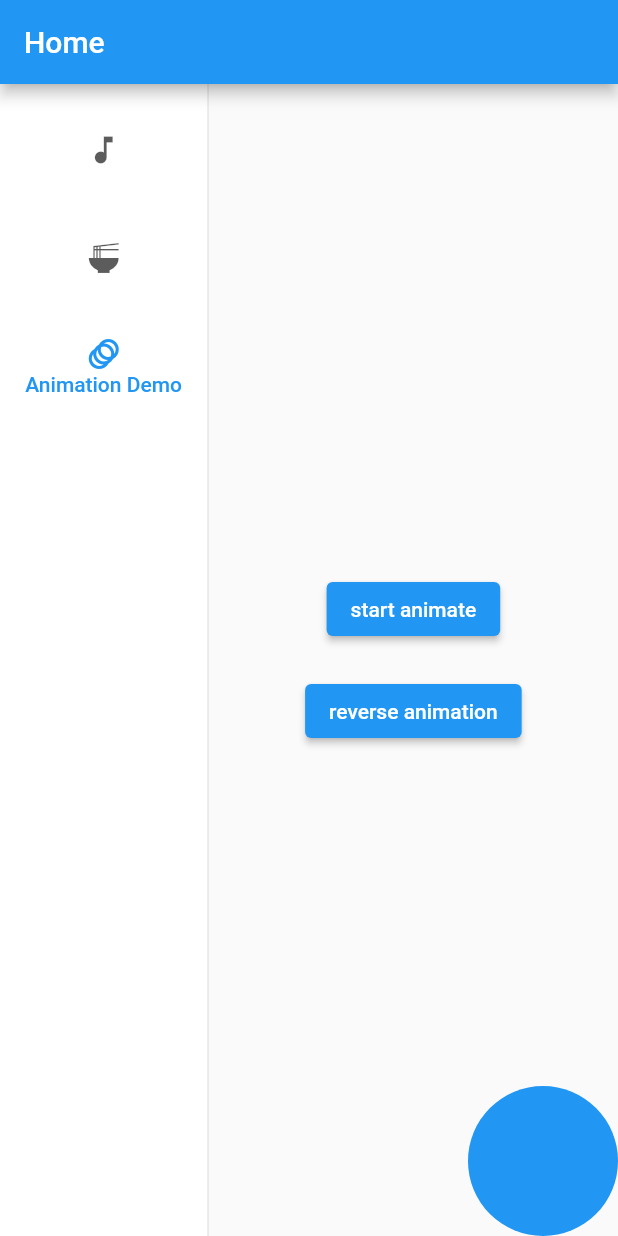
After one commit to jinyongnan810/flutter-practice, a Flutter app: the screen it shows after launch, after a tap on "Test Widgets Demo", after a tap on "Animation Demo", after a tap on "start animate", on a phone screen of 412 x 824 dp. The commit adds this screen. Run offline on Flutter 3.47's test engine with Material 2 defaults, Android fonts, the phone set to English and light mode, and no system bars; our stand-ins replace audioplayers, flutter_riverpod, freezed_annotation.

Commit message:
basic animation with AnimationBuilder

```diff
--- /dev/null
+++ b/lib/demos/animation-demo.dart
@@ -0,0 +1,151 @@
+import 'dart:ui';
+
+import 'package:flutter/foundation.dart';
+import 'package:flutter/material.dart';
+import 'package:flutter_practice/shared/demo-widget.dart';
+
+class AnimationDemo extends StatefulWidget implements DemoWidget {
+  const AnimationDemo({Key? key}) : super(key: key);
+  static const String _title = 'Animation Demo';
+  static const String _description = 'Practice Animation related';
+
+  @override
+  State<AnimationDemo> createState() => _AnimationDemoState();
+  @override
+  String get title => AnimationDemo._title;
+
+  @override
+  String get description => AnimationDemo._description;
+
+  @override
+  Icon get icon => const Icon(Icons.animation);
+}
+
+class _AnimationDemoState extends State<AnimationDemo>
+    with TickerProviderStateMixin {
+  late final AnimationController _edgeBallAnimationController;
+  bool _showEdgeBall = false;
+  @override
+  void initState() {
+    super.initState();
+    _edgeBallAnimationController = AnimationController(
+      vsync: this,
+      duration: const Duration(milliseconds: 500),
+      reverseDuration: const Duration(milliseconds: 400),
+    );
+  }
+
+  @override
+  void dispose() {
+    _edgeBallAnimationController.dispose();
+    super.dispose();
+  }
+
+  @override
+  Widget build(BuildContext context) {
+    const ballSize = 100.0;
+    final edgeBall = Container(
+      width: ballSize,
+      height: ballSize,
+      decoration: BoxDecoration(
+        color: Theme.of(context).primaryColor,
+        shape: BoxShape.circle,
+      ),
+    );
+    return LayoutBuilder(builder: (context, constraint) {
+      return Stack(
+        children: [
+          _showEdgeBall
+              ?
+              // Positioned(left: 0, top: 0, child: edgeBall)
+              _AnimatedWidget(
+                  controller: _edgeBallAnimationController,
+                  origin: Offset.zero,
+                  position: Offset.zero.translate(
+                      constraint.maxWidth - ballSize,
+                      constraint.maxHeight - ballSize),
+                  size: ballSize,
+                  child: edgeBall)
+              : Container(),
+          Center(
+            child: Column(
+              mainAxisAlignment: MainAxisAlignment.center,
+              children: [
+                ElevatedButton(
+                    onPressed: () {
+                      setState(() {
+                        _showEdgeBall = true;
+                      });
+                      _edgeBallAnimationController.forward();
+                    },
+                    child: const Text('start animate')),
+                const SizedBox(
+                  height: 20,
+                ),
+                ElevatedButton(
+                    onPressed: () {
+                      _edgeBallAnimationController.reverse(from: 1).then((_) {
+                        setState(() {
+                          _showEdgeBall = false;
+                        });
+                      });
+                    },
+                    child: const Text('reverse animation')),
+              ],
+            ),
+          ),
+        ],
+      );
+    });
+  }
+}
+
+class _AnimatedWidget extends StatelessWidget {
+  const _AnimatedWidget({
+    required this.controller,
+    required this.origin,
+    required this.position,
+    required this.size,
+    required this.child,
+  });
+
+  final AnimationController controller;
+  final Offset origin;
+  final Offset position;
+  final double size;
+  final Widget child;
+
+  @override
+  Widget build(BuildContext context) {
+    final animation = CurvedAnimation(
+      parent: controller,
+      curve: Curves.linear,
+      reverseCurve: Curves.easeIn,
+    );
+    return AnimatedBuilder(
+      animation: animation,
+      builder: (context, child) {
+        return Positioned(
+          top: lerpDouble(
+            origin.dy - size / 2,
+            position.dy,
+            animation.value,
+          ),
+          left: lerpDouble(
+            origin.dx - size / 2,
+            position.dx,
+            animation.value,
+          ),
+          child: Transform.scale(
+            scale: animation.value,
+            child: Opacity(
+              opacity: clampDouble(animation.value, 0, 1),
+              child: child,
+            ),
+          ),
+        );
+      },
+      child: child,
+    );
+  }
+}
--- a/lib/screen/home_screen.dart
+++ b/lib/screen/home_screen.dart
@@ -2,6 +2,7 @@ import 'package:flutter/material.dart';
 import 'package:flutter_practice/components/demo_card.dart';
 import 'package:flutter_practice/demos/play-sound-demo.dart';
 import 'package:flutter_practice/demos/test-widgets-demo.dart';
+import 'package:flutter_practice/demos/animation-demo.dart';
 import 'package:flutter_practice/shared/demo-widget.dart';
 
 class HomeScreen extends StatefulWidget {
@@ -12,7 +13,11 @@ class HomeScreen extends StatefulWidget {
 }
 
 class _HomeScreenState extends State<HomeScreen> {
-  final List<DemoWidget> _demos = [const PlaySoundDemo(), TestWidgetsDemo()];
+  final List<DemoWidget> _demos = [
+    const PlaySoundDemo(),
+    TestWidgetsDemo(),
+    const AnimationDemo()
+  ];
   int _selectedIndex = 0;
 
   @override
```
